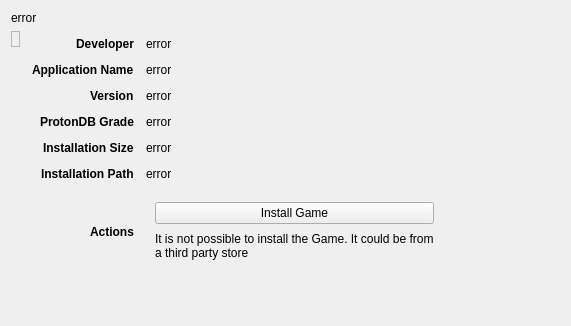
The window that rare/ui/components/tabs/games/game_info/game_info.ui (RareDevs/Rare) describes before a commit, drawn with Qt 5.
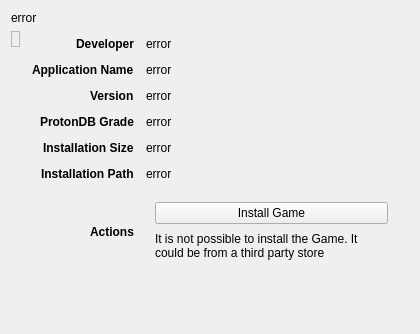
The same window after the commit.

```diff
--- a/rare/ui/components/tabs/games/game_info/game_info.ui
+++ b/rare/ui/components/tabs/games/game_info/game_info.ui
@@ -6,8 +6,8 @@
          <rect>
              <x>0</x>
              <y>0</y>
-             <width>571</width>
-             <height>326</height>
+    <width>420</width>
+    <height>334</height>
          </rect>
      </property>
      <property name="windowTitle">
```
Left out of the diff: 358 changed lines with no effect on the pictures. Lines whose indentation alone changed are shown as unchanged.
